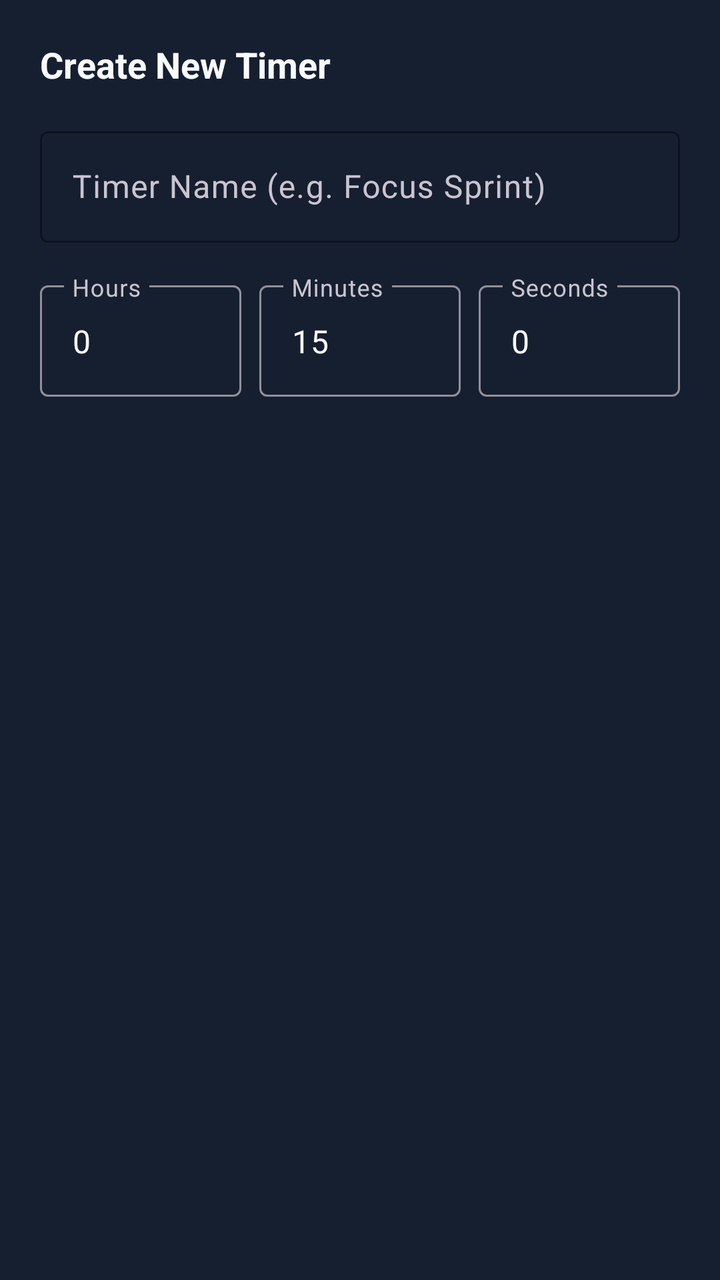
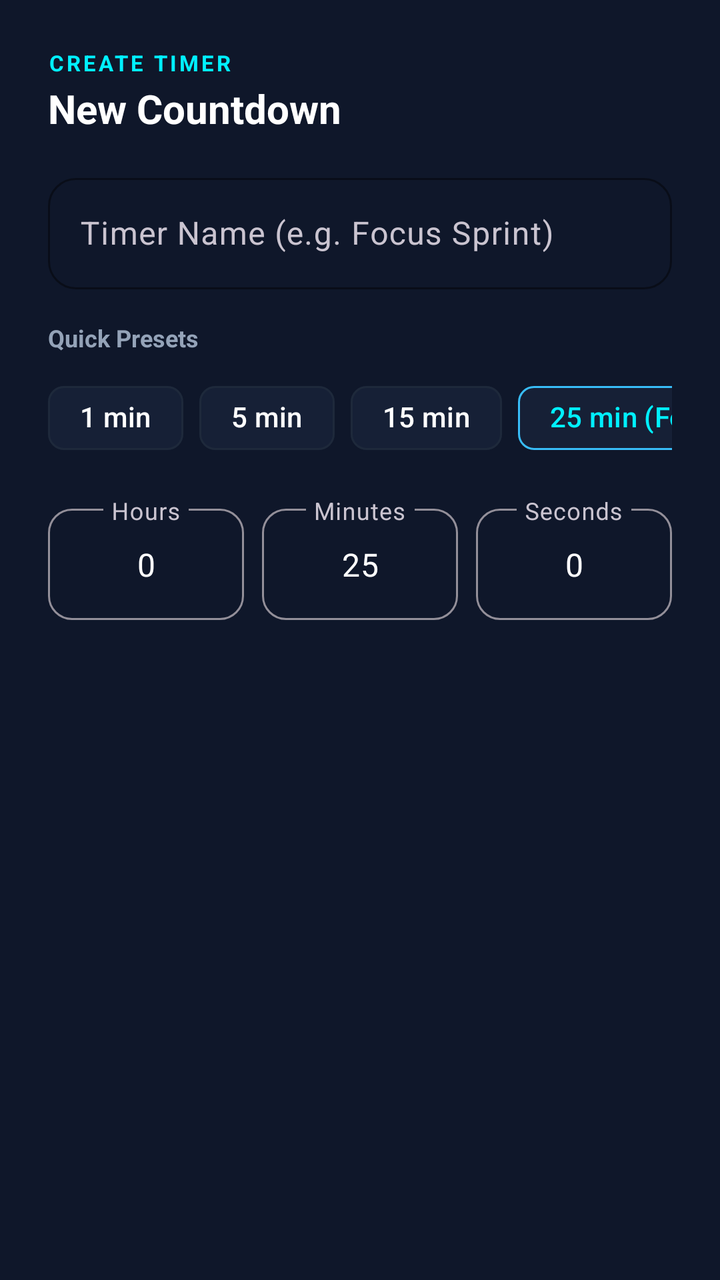

Before-and-after screenshots of an Android layout around one commit, followed by the original layout XML and the change that was made.
<!-- AndroidManifest.xml: application theme Theme.MultiTimer -->
<!-- res/layout/dialog_add_timer.xml -->
<?xml version="1.0" encoding="utf-8"?>
<LinearLayout xmlns:android="http://schemas.android.com/apk/res/android"
    xmlns:app="http://schemas.android.com/apk/res-auto"
    android:layout_width="match_parent"
    android:layout_height="wrap_content"
    android:background="@color/surface_card"
    android:orientation="vertical"
    android:padding="20dp">

    <TextView
        android:layout_width="wrap_content"
        android:layout_height="wrap_content"
        android:layout_marginBottom="16dp"
        android:text="Create New Timer"
        android:textColor="@color/text_main"
        android:textSize="18sp"
        android:textStyle="bold" />

    
    <com.google.android.material.textfield.TextInputLayout
        android:layout_width="match_parent"
        android:layout_height="wrap_content"
        android:layout_marginBottom="16dp"
        android:hint="Timer Name (e.g. Focus Sprint)"
        app:boxStrokeColor="@color/primary"
        app:hintTextColor="@color/primary">

        <com.google.android.material.textfield.TextInputEditText
            android:id="@+id/edit_timer_name"
            android:layout_width="match_parent"
            android:layout_height="wrap_content"
            android:inputType="textCapWords"
            android:textColor="@color/text_main" />
    </com.google.android.material.textfield.TextInputLayout>

    
    <LinearLayout
        android:layout_width="match_parent"
        android:layout_height="wrap_content"
        android:baselineAligned="false"
        android:orientation="horizontal">

        <com.google.android.material.textfield.TextInputLayout
            android:layout_width="0dp"
            android:layout_height="wrap_content"
            android:layout_weight="1"
            android:layout_marginEnd="6dp"
            android:hint="Hours">

            <com.google.android.material.textfield.TextInputEditText
                android:id="@+id/edit_hours"
                android:layout_width="match_parent"
                android:layout_height="wrap_content"
                android:inputType="number"
                android:text="0"
                android:textColor="@color/text_main" />
        </com.google.android.material.textfield.TextInputLayout>

        <com.google.android.material.textfield.TextInputLayout
            android:layout_width="0dp"
            android:layout_height="wrap_content"
            android:layout_weight="1"
            android:layout_marginStart="3dp"
            android:layout_marginEnd="3dp"
            android:hint="Minutes">

            <com.google.android.material.textfield.TextInputEditText
                android:id="@+id/edit_minutes"
                android:layout_width="match_parent"
                android:layout_height="wrap_content"
                android:inputType="number"
                android:text="15"
                android:textColor="@color/text_main" />
        </com.google.android.material.textfield.TextInputLayout>

        <com.google.android.material.textfield.TextInputLayout
            android:layout_width="0dp"
            android:layout_height="wrap_content"
            android:layout_weight="1"
            android:layout_marginStart="6dp"
            android:hint="Seconds">

            <com.google.android.material.textfield.TextInputEditText
                android:id="@+id/edit_seconds"
                android:layout_width="match_parent"
                android:layout_height="wrap_content"
                android:inputType="number"
                android:text="0"
                android:textColor="@color/text_main" />
        </com.google.android.material.textfield.TextInputLayout>

    </LinearLayout>

</LinearLayout>
<!-- resources referenced by this layout -->
<resources>
  <color name="primary">#38BDF8</color>
  <color name="surface_card">#161F30</color>
  <color name="text_main">#F8FAFC</color>
  <style name="Theme.MultiTimer" parent="Theme.Material3.Dark.NoActionBar">
          <item name="colorPrimary">@color/primary</item>
          <item name="colorSecondary">@color/accent</item>
          <item name="android:statusBarColor">@color/bg_dark</item>
          <item name="android:windowBackground">@color/bg_dark</item>
      </style>
  <color name="accent">#10B981</color>
  <color name="bg_dark">#0B0F19</color>
</resources>

<!-- the commit's change to res/layout/dialog_add_timer.xml (unified diff, before → after) -->
@@ -5,15 +5,25 @@
     android:layout_height="wrap_content"
     android:background="@color/surface_card"
     android:orientation="vertical"
-    android:padding="20dp">
+    android:padding="24dp">
 
     <TextView
         android:layout_width="wrap_content"
         android:layout_height="wrap_content"
+        android:text="CREATE TIMER"
+        android:textColor="@color/primary_neon"
+        android:textSize="11sp"
+        android:letterSpacing="0.12"
+        android:textStyle="bold" />
+
+    <TextView
+        android:layout_width="wrap_content"
+        android:layout_height="wrap_content"
+        android:layout_marginTop="2dp"
         android:layout_marginBottom="16dp"
-        android:text="Create New Timer"
+        android:text="New Countdown"
         android:textColor="@color/text_main"
-        android:textSize="18sp"
+        android:textSize="20sp"
         android:textStyle="bold" />
 
     
@@ -22,6 +32,10 @@
         android:layout_height="wrap_content"
         android:layout_marginBottom="16dp"
         android:hint="Timer Name (e.g. Focus Sprint)"
+        app:boxCornerRadiusBottomEnd="14dp"
+        app:boxCornerRadiusBottomStart="14dp"
+        app:boxCornerRadiusTopEnd="14dp"
+        app:boxCornerRadiusTopStart="14dp"
         app:boxStrokeColor="@color/primary"
         app:hintTextColor="@color/primary">
 
@@ -34,6 +48,91 @@
     </com.google.android.material.textfield.TextInputLayout>
 
     
+    <TextView
+        android:layout_width="wrap_content"
+        android:layout_height="wrap_content"
+        android:layout_marginBottom="8dp"
+        android:text="Quick Presets"
+        android:textColor="@color/text_sub"
+        android:textSize="12sp"
+        android:textStyle="bold" />
+
+    
+    <HorizontalScrollView
+        android:layout_width="match_parent"
+        android:layout_height="wrap_content"
+        android:layout_marginBottom="16dp"
+        android:scrollbars="none">
+
+        <com.google.android.material.chip.ChipGroup
+            android:id="@+id/chip_group_presets"
+            android:layout_width="wrap_content"
+            android:layout_height="wrap_content"
+            app:singleLine="true">
+
+            <com.google.android.material.chip.Chip
+                android:id="@+id/chip_1m"
+                style="@style/Widget.Material3.Chip.Suggestion"
+                android:layout_width="wrap_content"
+                android:layout_height="wrap_content"
+                android:text="1 min"
+                android:textColor="@color/text_main"
+                app:chipBackgroundColor="@color/surface_card_inner"
+                app:chipStrokeColor="@color/surface_card_stroke" />
+
+            <com.google.android.material.chip.Chip
+                android:id="@+id/chip_5m"
+                style="@style/Widget.Material3.Chip.Suggestion"
+                android:layout_width="wrap_content"
+                android:layout_height="wrap_content"
+                android:text="5 min"
+                android:textColor="@color/text_main"
+                app:chipBackgroundColor="@color/surface_card_inner"
+                app:chipStrokeColor="@color/surface_card_stroke" />
+
+            <com.google.android.material.chip.Chip
+                android:id="@+id/chip_15m"
+                style="@style/Widget.Material3.Chip.Suggestion"
+                android:layout_width="wrap_content"
+                android:layout_height="wrap_content"
+                android:text="15 min"
+                android:textColor="@color/text_main"
+                app:chipBackgroundColor="@color/surface_card_inner"
+                app:chipStrokeColor="@color/surface_card_stroke" />
+
+            <com.google.android.material.chip.Chip
+                android:id="@+id/chip_25m"
+                style="@style/Widget.Material3.Chip.Suggestion"
+                android:layout_width="wrap_content"
+                android:layout_height="wrap_content"
+                android:text="25 min (Focus)"
+                android:textColor="@color/primary_neon"
+                app:chipBackgroundColor="@color/surface_card_inner"
+                app:chipStrokeColor="@color/primary" />
+
+            <com.google.android.material.chip.Chip
+                android:id="@+id/chip_45m"
+                style="@style/Widget.Material3.Chip.Suggestion"
+                android:layout_width="wrap_content"
+                android:layout_height="wrap_content"
+                android:text="45 min"
+                android:textColor="@color/text_main"
+                app:chipBackgroundColor="@color/surface_card_inner"
+                app:chipStrokeColor="@color/surface_card_stroke" />
+
+            <com.google.android.material.chip.Chip
+                android:id="@+id/chip_60m"
+                style="@style/Widget.Material3.Chip.Suggestion"
+                android:layout_width="wrap_content"
+                android:layout_height="wrap_content"
+                android:text="60 min"
+                android:textColor="@color/text_main"
+                app:chipBackgroundColor="@color/surface_card_inner"
+                app:chipStrokeColor="@color/surface_card_stroke" />
+        </com.google.android.material.chip.ChipGroup>
+    </HorizontalScrollView>
+
+    
     <LinearLayout
         android:layout_width="match_parent"
         android:layout_height="wrap_content"
@@ -45,12 +144,17 @@
             android:layout_height="wrap_content"
             android:layout_weight="1"
             android:layout_marginEnd="6dp"
-            android:hint="Hours">
+            android:hint="Hours"
+            app:boxCornerRadiusBottomEnd="12dp"
+            app:boxCornerRadiusBottomStart="12dp"
+            app:boxCornerRadiusTopEnd="12dp"
+            app:boxCornerRadiusTopStart="12dp">
 
             <com.google.android.material.textfield.TextInputEditText
                 android:id="@+id/edit_hours"
                 android:layout_width="match_parent"
                 android:layout_height="wrap_content"
+                android:gravity="center"
                 android:inputType="number"
                 android:text="0"
                 android:textColor="@color/text_main" />
@@ -62,14 +166,19 @@
             android:layout_weight="1"
             android:layout_marginStart="3dp"
             android:layout_marginEnd="3dp"
-            android:hint="Minutes">
+            android:hint="Minutes"
+            app:boxCornerRadiusBottomEnd="12dp"
+            app:boxCornerRadiusBottomStart="12dp"
+            app:boxCornerRadiusTopEnd="12dp"
+            app:boxCornerRadiusTopStart="12dp">
 
             <com.google.android.material.textfield.TextInputEditText
                 android:id="@+id/edit_minutes"
                 android:layout_width="match_parent"
                 android:layout_height="wrap_content"
+                android:gravity="center"
                 android:inputType="number"
-                android:text="15"
+                android:text="25"
                 android:textColor="@color/text_main" />
         </com.google.android.material.textfield.TextInputLayout>
 
@@ -78,12 +187,17 @@
             android:layout_height="wrap_content"
             android:layout_weight="1"
             android:layout_marginStart="6dp"
-            android:hint="Seconds">
+            android:hint="Seconds"
+            app:boxCornerRadiusBottomEnd="12dp"
+            app:boxCornerRadiusBottomStart="12dp"
+            app:boxCornerRadiusTopEnd="12dp"
+            app:boxCornerRadiusTopStart="12dp">
 
             <com.google.android.material.textfield.TextInputEditText
                 android:id="@+id/edit_seconds"
                 android:layout_width="match_parent"
                 android:layout_height="wrap_content"
+                android:gravity="center"
                 android:inputType="number"
                 android:text="0"
                 android:textColor="@color/text_main" />
<!-- resource entries referenced after the edit -->
@@ -1,8 +1,12 @@
 <!-- resources referenced by this layout -->
 <resources>
   <color name="primary">#38BDF8</color>
-  <color name="surface_card">#161F30</color>
-  <color name="text_main">#F8FAFC</color>
+  <color name="primary_neon">#00F0FF</color>
+  <color name="surface_card">#0F172A</color>
+  <color name="surface_card_inner">#162036</color>
+  <color name="surface_card_stroke">#1E293B</color>
+  <color name="text_main">#FFFFFF</color>
+  <color name="text_sub">#94A3B8</color>
   <style name="Theme.MultiTimer" parent="Theme.Material3.Dark.NoActionBar">
           <item name="colorPrimary">@color/primary</item>
           <item name="colorSecondary">@color/accent</item>
@@ -10,6 +14,6 @@
           <item name="android:windowBackground">@color/bg_dark</item>
       </style>
   <color name="accent">#10B981</color>
-  <color name="bg_dark">#0B0F19</color>
+  <color name="bg_dark">#06090E</color>
 </resources>
 
